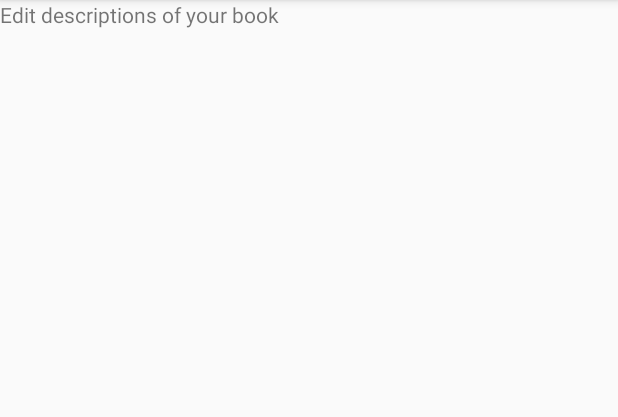
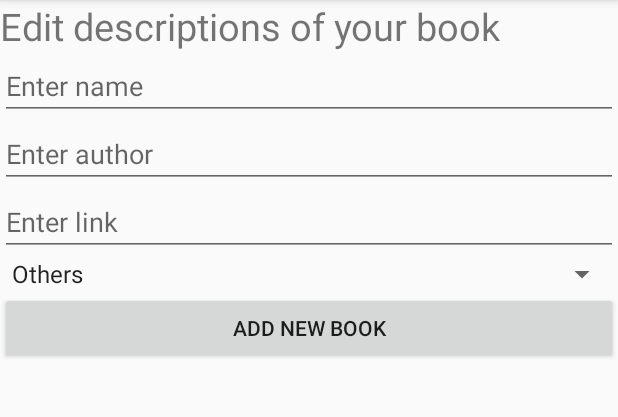
Before and after one commit to BMukhtar/Solutions_Book, an Android app: the fragment AddBook shown on its own in the app's theme, on a phone screen of 412 x 824 dp, the part 84-501 px from its top. Run offline under Robolectric (Android 15) with nearby library versions, the phone set to English and light mode, and no system bars; our stand-ins replace Volley; network calls fail.

Commit message:
add books works without chapters

```diff
--- a/app/src/main/java/mukhtar/exapple/com/solutions_book/Fragments/AddBook.java
+++ b/app/src/main/java/mukhtar/exapple/com/solutions_book/Fragments/AddBook.java
@@ -1,26 +1,175 @@
 package mukhtar.exapple.com.solutions_book.Fragments;
 
+import android.content.Context;
+import android.content.SharedPreferences;
 import android.os.Bundle;
 import android.app.Fragment;
+import android.util.Log;
 import android.view.LayoutInflater;
 import android.view.View;
 import android.view.ViewGroup;
+import android.widget.AdapterView;
+import android.widget.ArrayAdapter;
+import android.widget.EditText;
+import android.widget.Button;
+import android.widget.SimpleExpandableListAdapter;
+import android.widget.Spinner;
+import android.widget.Toast;
+
+import com.android.volley.AuthFailureError;
+import com.android.volley.DefaultRetryPolicy;
+import com.android.volley.Request;
+import com.android.volley.RequestQueue;
+import com.android.volley.Response;
+import com.android.volley.VolleyError;
+import com.android.volley.toolbox.StringRequest;
+import com.android.volley.toolbox.Volley;
+
+import org.json.JSONArray;
+import org.json.JSONException;
+import org.json.JSONObject;
+
+import java.util.ArrayList;
+import java.util.HashMap;
+import java.util.Map;
 
 import mukhtar.exapple.com.solutions_book.R;
+import mukhtar.exapple.com.solutions_book.forCategories.Categories;
+
 public class AddBook extends Fragment {
 
+    EditText name_of_new_book;
+    EditText author_of_new_book;
+    EditText link_of_new_book;
+    Spinner spinner_categories_data;
+    SharedPreferences sPref;
+    int id_of_category;
+    Button add_book;
+    String [] [] dataOfCategories;
 
     @Override
     public View onCreateView(LayoutInflater inflater, ViewGroup container,
                              Bundle savedInstanceState) {
         // Inflate the layout for this fragment
+
         View view = inflater.inflate(R.layout.fragment_add_book,container,false);
+        add_book = (Button) view.findViewById(R.id.button_add_new_book);
+        add_book.setOnClickListener(new View.OnClickListener() {
+            @Override
+            public void onClick(View view) {
 
+            }
+        });
+        name_of_new_book = (EditText) view.findViewById(R.id.edittext_book_name);
+        author_of_new_book = (EditText) view.findViewById(R.id.edittext_book_author);
+        link_of_new_book = (EditText) view.findViewById(R.id.edittext_book_link);
+        spinner_categories_data = (Spinner) view.findViewById(R.id.spinner_categories_data);
 
+        sPref = getActivity().getSharedPreferences("Additional", Context.MODE_PRIVATE);
+        String response = sPref.getString("categories","no");
+        ArrayAdapter<String> adapter;
+        if(response.equals("no")){
+            adapter = new ArrayAdapter<String>(getActivity(),android.R.layout.simple_spinner_item,new String []{"Others"});
+
+        }else{
+
+            adapter =new ArrayAdapter<String>(getActivity(),android.R.layout.simple_spinner_item, getAdapter(response));
+        }
+        adapter.setDropDownViewResource(android.R.layout.simple_spinner_dropdown_item);
+        spinner_categories_data.setAdapter(adapter);
+        spinner_categories_data.setPrompt("Others");
+        spinner_categories_data.setSelection(0);
+        spinner_categories_data.setOnItemSelectedListener(new AdapterView.OnItemSelectedListener() {
+            @Override
+            public void onItemSelected(AdapterView<?> adapterView, View view, int i, long l) {
+                id_of_category = i+1;
+            }
+
+            @Override
+            public void onNothingSelected(AdapterView<?> adapterView) {
+
+            }
+        });
 
 
         return view;
     }
+    private void volleyQueue(){
+        String url  = "http://telegrambot.kz/android/Bimurat_Mukhtar/solutions_book/for_query.php";
+        String book_name = name_of_new_book.getText().toString();
+        String book_author = author_of_new_book.getText().toString();
+        String book_link = link_of_new_book.getText().toString();
+
+        final String query = "INSERT INTO books values()";
+        RequestQueue queue = Volley.newRequestQueue(getActivity());
+        StringRequest request =
+                new StringRequest(
+                        Request.Method.POST,
+                        url,
+                        new Response.Listener<String>() {
+                            @Override
+                            public void onResponse(String response) {
+                                try {
+                                    JSONObject res = new JSONObject(response);
+                                } catch (JSONException e) {
+                                    e.printStackTrace();
+                                }
+
+                            }
+                        }, new Response.ErrorListener() {
+                    @Override
+                    public void onErrorResponse(VolleyError volleyError) {
+                        Toast.makeText(getActivity(), getResources().getString(R.string.volley_error), Toast.LENGTH_SHORT).show();
+                    }
+                }
+                ) {
+                    @Override
+                    protected Map<String, String> getParams() throws AuthFailureError {
+                        Map<String, String> map = new HashMap();
+                        map.put("query", query);
+                        return map;
+                    }
+                };
+        request.setTag("POST");
+        request.setRetryPolicy(new DefaultRetryPolicy(
+                5000,
+                DefaultRetryPolicy.DEFAULT_MAX_RETRIES,
+                DefaultRetryPolicy.DEFAULT_BACKOFF_MULT
+        ));
+        Log.d("mylogs",DefaultRetryPolicy.DEFAULT_MAX_RETRIES+" "+DefaultRetryPolicy.DEFAULT_BACKOFF_MULT);
+        queue.add(request);
+    }
+
+    private String [] getAdapter(String response){
+        try {
+            String [] result;
+            JSONObject res = new JSONObject(response);
+            int o = res.getInt("success");
+            if (o == 1) {
+                JSONArray args = res.getJSONArray("products");
+                dataOfCategories = new String[args.length()][4];
+                result = new String [args.length()];
+
+                for (int i = 0; i < args.length(); i++) {
+                    String child_id = ((JSONArray) args.get(i)).getString(0);
+                    String child_name = ((JSONArray) args.get(i)).getString(1);
+                    String group_id = ((JSONArray) args.get(i)).getString(2);
+                    String group_name = ((JSONArray) args.get(i)).getString(3);
+                    result[i] = child_name;
+                    dataOfCategories[i] = new String []{child_id,child_name,group_id,group_name};
+                }
+            }else{
+                result = new String[]{"Others"};
+                dataOfCategories[0] = new String []{"1","Others","0","Others"};
+
+            }return result;
 
 
+
+        } catch (JSONException e) {
+            e.printStackTrace();
+        }
+        return new String[]{"Others"};
+    }
+
 }
--- a/app/src/main/java/mukhtar/exapple/com/solutions_book/Login.java
+++ b/app/src/main/java/mukhtar/exapple/com/solutions_book/Login.java
@@ -26,14 +26,15 @@ public class Login extends AppCompatActivity implements View.OnClickListener{
         sharedPref = getSharedPreferences("Username",this.MODE_PRIVATE);
         String loginn = sharedPref.getString("username","");
         String id = sharedPref.getString("id","");
+        dbHelper = new DBHelper(this);
+        db = dbHelper.getWritableDatabase();
         if(loginn!=""){
             Intent in = new Intent(this,MainPage.class);
             startActivity(in);
             finish();
         }
         else{
-        dbHelper = new DBHelper(this);
-        db = dbHelper.getWritableDatabase();
+
         sign = (Button) findViewById(R.id.sign);
         registr = (Button) findViewById(R.id.registr);
         login = (EditText) findViewById(R.id.login);
--- a/app/src/main/res/layout/fragment_add_book.xml
+++ b/app/src/main/res/layout/fragment_add_book.xml
@@ -1,14 +1,53 @@
-<FrameLayout xmlns:android="http://schemas.android.com/apk/res/android"
+<LinearLayout xmlns:android="http://schemas.android.com/apk/res/android"
     xmlns:tools="http://schemas.android.com/tools"
+    android:orientation="vertical"
     android:layout_width="match_parent"
     android:layout_height="match_parent"
     tools:context="mukhtar.exapple.com.solutions_book.Fragments.AddBook">
 
     <TextView
         android:layout_width="match_parent"
-        android:layout_height="match_parent"
+        android:layout_height="wrap_content"
+        android:textSize="25sp"
         android:text="@string/text_view_welcome_to_add_book"/>
 
+    <EditText
+        android:layout_width="match_parent"
+        android:layout_height="wrap_content"
+        android:inputType="textPersonName"
+        android:ems="10"
+        android:hint="@string/edittext_name_of_new_book"
+        android:id="@+id/edittext_book_name"
+        android:maxLines="1"/>
+
+    <EditText
+        android:layout_width="match_parent"
+        android:layout_height="wrap_content"
+        android:inputType="textPersonName"
+        android:hint="@string/edittext_author_of_new_book"
+        android:ems="10"
+        android:id="@+id/edittext_book_author"
+        android:maxLines="1"/>
+
+    <EditText
+        android:layout_width="match_parent"
+        android:layout_height="wrap_content"
+        android:inputType="textPersonName"
+        android:hint="@string/edittext_link_of_new_boook"
+        android:ems="10"
+        android:id="@+id/edittext_book_link"
+        android:maxLines="1"/>
+
+    <Spinner
+        android:layout_width="match_parent"
+        android:layout_height="wrap_content"
+        android:id="@+id/spinner_categories_data" />
+
+    <Button
+        android:text="@string/button_add_new_book"
+        android:layout_width="match_parent"
+        android:layout_height="wrap_content"
+        android:id="@+id/button_add_new_book" />
 
 
-</FrameLayout>
+</LinearLayout>
--- a/app/src/main/res/values/strings.xml
+++ b/app/src/main/res/values/strings.xml
@@ -23,5 +23,4 @@
     <string name="edittext_link_of_new_boook">Enter link</string>
 
 
-
 </resources>
```
Also changed, not shown: app/src/main/java/mukhtar/exapple/com/solutions_book/BooksAppereance/MyBooks.java (+4 -3 lines), app/src/main/java/mukhtar/exapple/com/solutions_book/MainPage.java (+60 -1 lines), app/src/main/java/mukhtar/exapple/com/solutions_book/forCategories/Categories.java (+26 -107 lines), app/src/main/res/layout/item_add_category.xml (deleted, +0 -51 lines).
